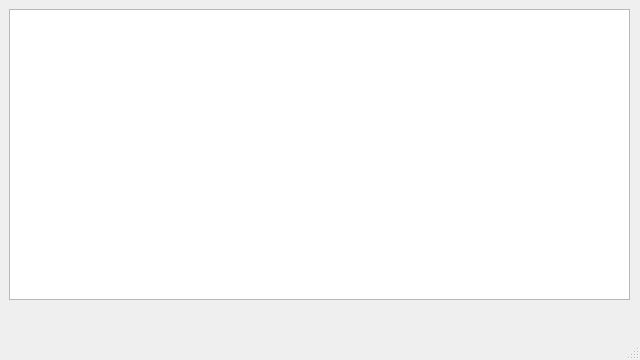
The window that Qt5/test3_list/mainwindow.ui (daleclack/testing-repository) describes before a commit, drawn with Qt 5.
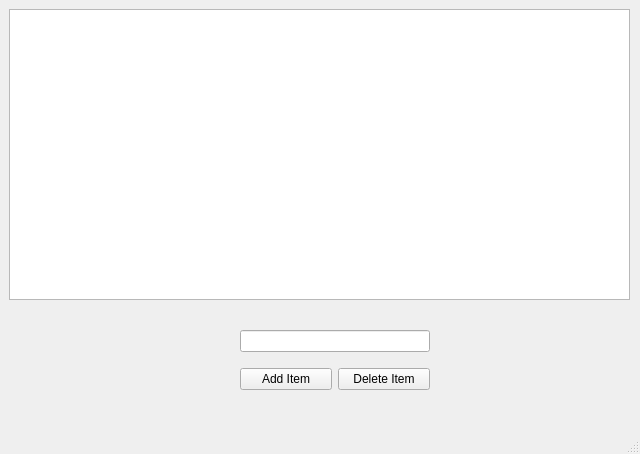
The same window after the commit.

The edit to the form file:
```diff
--- a/Qt5/test3_list/mainwindow.ui
+++ b/Qt5/test3_list/mainwindow.ui
@@ -7,7 +7,7 @@
     <x>0</x>
     <y>0</y>
     <width>640</width>
-    <height>360</height>
+    <height>454</height>
    </rect>
   </property>
   <property name="windowTitle">
@@ -29,6 +29,39 @@
      </item>
     </layout>
    </widget>
+   <widget class="QWidget" name="verticalLayoutWidget">
+    <property name="geometry">
+     <rect>
+      <x>240</x>
+      <y>320</y>
+      <width>190</width>
+      <height>80</height>
+     </rect>
+    </property>
+    <layout class="QVBoxLayout" name="verticalLayout">
+     <item>
+      <widget class="QLineEdit" name="line_item"/>
+     </item>
+     <item>
+      <layout class="QHBoxLayout" name="horizontalLayout">
+       <item>
+        <widget class="QPushButton" name="btn_add">
+         <property name="text">
+          <string>Add Item</string>
+         </property>
+        </widget>
+       </item>
+       <item>
+        <widget class="QPushButton" name="btn_del">
+         <property name="text">
+          <string>Delete Item</string>
+         </property>
+        </widget>
+       </item>
+      </layout>
+     </item>
+    </layout>
+   </widget>
   </widget>
   <widget class="QMenuBar" name="menubar">
    <property name="geometry">
```
Left out of the diff: 2 changed lines with no effect on the pictures.
